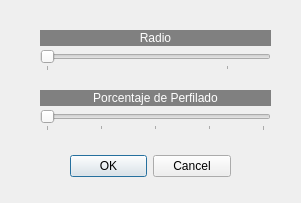
Old version of the form perfilado.ui in the repository FranciscoDavidCampuzanoMelgarejo/ProyectoInfGraf.
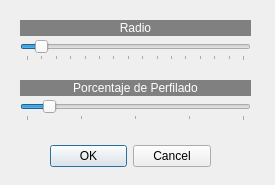
New version of the form.

Patch:
```diff
--- a/perfilado.ui
+++ b/perfilado.ui
@@ -6,8 +6,8 @@
    <rect>
     <x>0</x>
     <y>0</y>
-    <width>301</width>
-    <height>203</height>
+    <width>275</width>
+    <height>185</height>
    </rect>
   </property>
   <property name="windowTitle">
@@ -16,8 +16,8 @@
   <widget class="QDialogButtonBox" name="buttonBox">
    <property name="geometry">
     <rect>
-     <x>70</x>
-     <y>150</y>
+     <x>50</x>
+     <y>140</y>
      <width>161</width>
      <height>32</height>
     </rect>
@@ -32,8 +32,8 @@
   <widget class="QLabel" name="label">
    <property name="geometry">
     <rect>
-     <x>40</x>
-     <y>30</y>
+     <x>20</x>
+     <y>20</y>
      <width>231</width>
      <height>16</height>
     </rect>
@@ -52,17 +52,17 @@
   <widget class="QSlider" name="horizontalSlider">
    <property name="geometry">
     <rect>
-     <x>40</x>
-     <y>50</y>
+     <x>20</x>
+     <y>40</y>
      <width>231</width>
      <height>21</height>
     </rect>
    </property>
    <property name="minimum">
-    <number>1</number>
+    <number>0</number>
    </property>
    <property name="maximum">
-    <number>31</number>
+    <number>15</number>
    </property>
    <property name="pageStep">
     <number>16</number>
@@ -77,14 +77,14 @@
     <enum>QSlider::TicksBelow</enum>
    </property>
    <property name="tickInterval">
-    <number>25</number>
+    <number>0</number>
    </property>
   </widget>
   <widget class="QLabel" name="label_2">
    <property name="geometry">
     <rect>
-     <x>40</x>
-     <y>90</y>
+     <x>20</x>
+     <y>80</y>
      <width>231</width>
      <height>16</height>
     </rect>
@@ -103,8 +103,8 @@
   <widget class="QSlider" name="horizontalSlider_2">
    <property name="geometry">
     <rect>
-     <x>40</x>
-     <y>110</y>
+     <x>20</x>
+     <y>100</y>
      <width>231</width>
      <height>21</height>
     </rect>
@@ -119,7 +119,7 @@
     <number>16</number>
    </property>
    <property name="value">
-    <number>0</number>
+    <number>10</number>
    </property>
    <property name="orientation">
     <enum>Qt::Horizontal</enum>
```
